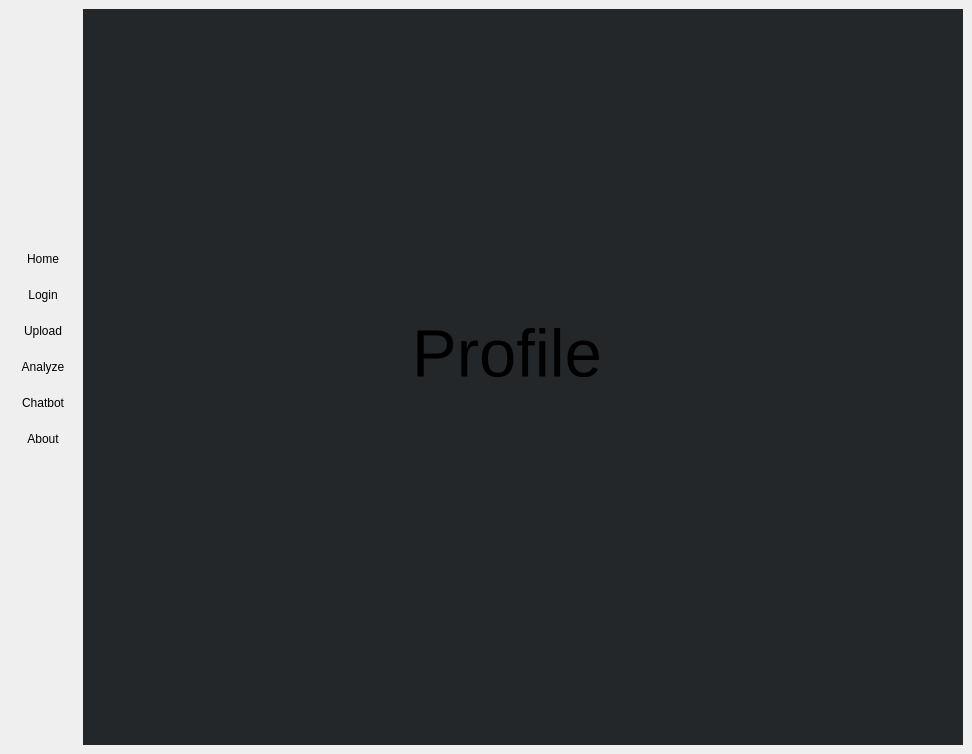
The window that UI/Master.ui (AtlasCJr/pfm) describes before a commit, drawn with Qt 5.
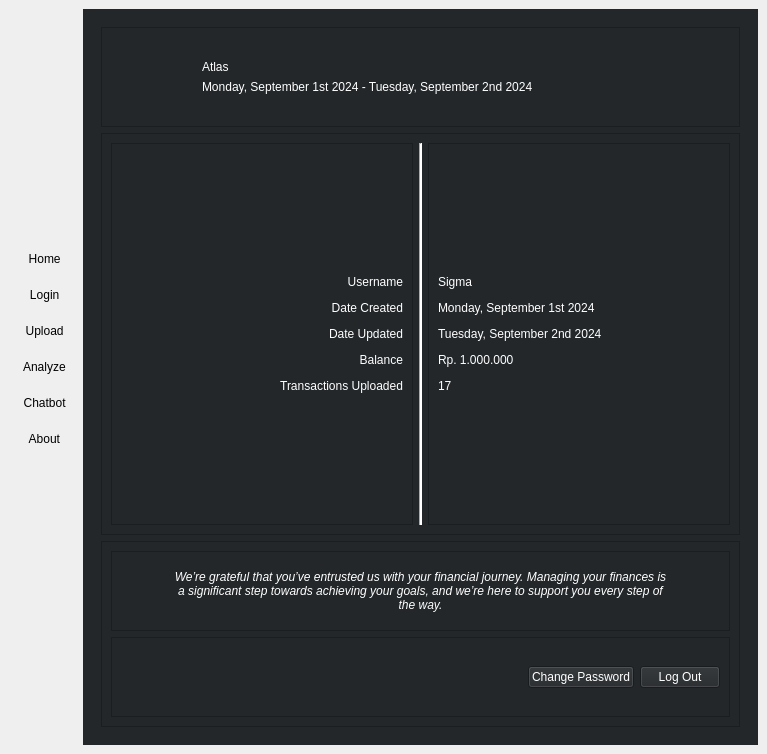
The same window after the commit. The open tabs and pages were chosen to show the change. Icons and pictures are not drawn.

Commit message: Added user page

Patch:
```diff
--- a/UI/Master.ui
+++ b/UI/Master.ui
@@ -6,7 +6,7 @@
    <rect>
     <x>0</x>
     <y>0</y>
-    <width>972</width>
+    <width>767</width>
     <height>754</height>
    </rect>
   </property>
@@ -1438,24 +1438,263 @@
           </layout>
          </widget>
          <widget class="QWidget" name="profile">
-          <widget class="QLabel" name="label_6">
-           <property name="geometry">
-            <rect>
-             <x>320</x>
-             <y>230</y>
-             <width>231</width>
-             <height>211</height>
-            </rect>
-           </property>
-           <property name="font">
-            <font>
-             <pointsize>50</pointsize>
-            </font>
-           </property>
-           <property name="text">
-            <string>Profile</string>
-           </property>
-          </widget>
+          <layout class="QVBoxLayout" name="verticalLayout_11">
+           <item>
+            <widget class="QFrame" name="frame_9">
+             <property name="sizePolicy">
+              <sizepolicy hsizetype="Preferred" vsizetype="Maximum">
+               <horstretch>0</horstretch>
+               <verstretch>0</verstretch>
+              </sizepolicy>
+             </property>
+             <property name="minimumSize">
+              <size>
+               <width>0</width>
+               <height>100</height>
+              </size>
+             </property>
+             <property name="frameShape">
+              <enum>QFrame::StyledPanel</enum>
+             </property>
+             <property name="frameShadow">
+              <enum>QFrame::Raised</enum>
+             </property>
+             <layout class="QVBoxLayout" name="verticalLayout_12">
+              <property name="leftMargin">
+               <number>100</number>
+              </property>
+              <item>
+               <widget class="QLabel" name="label_11">
+                <property name="styleSheet">
+                 <string notr="true">color: rgb(255, 255, 255);</string>
+                </property>
+                <property name="text">
+                 <string>Atlas</string>
+                </property>
+                <property name="alignment">
+                 <set>Qt::AlignBottom|Qt::AlignLeading|Qt::AlignLeft</set>
+                </property>
+               </widget>
+              </item>
+              <item>
+               <widget class="QLabel" name="label_6">
+                <property name="styleSheet">
+                 <string notr="true">color: rgb(255, 255, 255);</string>
+                </property>
+                <property name="text">
+                 <string>Monday, September 1st 2024 - Tuesday, September 2nd 2024</string>
+                </property>
+                <property name="alignment">
+                 <set>Qt::AlignLeading|Qt::AlignLeft|Qt::AlignTop</set>
+                </property>
+               </widget>
+              </item>
+             </layout>
+            </widget>
+           </item>
+           <item>
+            <widget class="QFrame" name="frame_10">
+             <property name="frameShape">
+              <enum>QFrame::StyledPanel</enum>
+             </property>
+             <property name="frameShadow">
+              <enum>QFrame::Raised</enum>
+             </property>
+             <layout class="QHBoxLayout" name="horizontalLayout_9">
+              <item>
+               <widget class="QFrame" name="frame_11">
+                <property name="frameShape">
+                 <enum>QFrame::StyledPanel</enum>
+                </property>
+                <property name="frameShadow">
+                 <enum>QFrame::Raised</enum>
+                </property>
+                <layout class="QVBoxLayout" name="verticalLayout_13">
+                 <item>
+                  <widget class="QLabel" name="label_12">
+                   <property name="styleSheet">
+                    <string notr="true">color: rgb(255, 255, 255);</string>
+                   </property>
+                   <property name="text">
+                    <string>&lt;html&gt;&lt;head/&gt;&lt;body&gt;&lt;p&gt;Username&lt;/p&gt;&lt;p&gt;Date Created&lt;/p&gt;&lt;p&gt;Date Updated&lt;/p&gt;&lt;p&gt;Balance&lt;/p&gt;&lt;p&gt;Transactions Uploaded&lt;/p&gt;&lt;/body&gt;&lt;/html&gt;</string>
+                   </property>
+                   <property name="alignment">
+                    <set>Qt::AlignRight|Qt::AlignTrailing|Qt::AlignVCenter</set>
+                   </property>
+                  </widget>
+                 </item>
+                </layout>
+               </widget>
+              </item>
+              <item>
+               <widget class="Line" name="line">
+                <property name="styleSheet">
+                 <string notr="true">background-color: rgb(255, 255, 255);</string>
+                </property>
+                <property name="orientation">
+                 <enum>Qt::Vertical</enum>
+                </property>
+               </widget>
+              </item>
+              <item>
+               <widget class="QFrame" name="frame_12">
+                <property name="frameShape">
+                 <enum>QFrame::StyledPanel</enum>
+                </property>
+                <property name="frameShadow">
+                 <enum>QFrame::Raised</enum>
+                </property>
+                <layout class="QHBoxLayout" name="horizontalLayout_12">
+                 <item>
+                  <widget class="QLabel" name="label_14">
+                   <property name="styleSheet">
+                    <string notr="true">color: rgb(255, 255, 255);</string>
+                   </property>
+                   <property name="text">
+                    <string>&lt;html&gt;&lt;head/&gt;&lt;body&gt;&lt;p&gt;Sigma&lt;/p&gt;&lt;p&gt;Monday, September 1st 2024&lt;/p&gt;&lt;p&gt;Tuesday, September 2nd 2024&lt;/p&gt;&lt;p&gt;Rp. 1.000.000&lt;/p&gt;&lt;p&gt;17&lt;/p&gt;&lt;/body&gt;&lt;/html&gt;</string>
+                   </property>
+                  </widget>
+                 </item>
+                </layout>
+               </widget>
+              </item>
+             </layout>
+            </widget>
+           </item>
+           <item>
+            <widget class="QFrame" name="frame_13">
+             <property name="sizePolicy">
+              <sizepolicy hsizetype="Preferred" vsizetype="Maximum">
+               <horstretch>0</horstretch>
+               <verstretch>0</verstretch>
+              </sizepolicy>
+             </property>
+             <property name="minimumSize">
+              <size>
+               <width>0</width>
+               <height>100</height>
+              </size>
+             </property>
+             <property name="frameShape">
+              <enum>QFrame::StyledPanel</enum>
+             </property>
+             <property name="frameShadow">
+              <enum>QFrame::Raised</enum>
+             </property>
+             <layout class="QVBoxLayout" name="verticalLayout_14">
+              <item>
+               <widget class="QFrame" name="frame_14">
+                <property name="sizePolicy">
+                 <sizepolicy hsizetype="Preferred" vsizetype="Preferred">
+                  <horstretch>0</horstretch>
+                  <verstretch>0</verstretch>
+                 </sizepolicy>
+                </property>
+                <property name="frameShape">
+                 <enum>QFrame::StyledPanel</enum>
+                </property>
+                <property name="frameShadow">
+                 <enum>QFrame::Raised</enum>
+                </property>
+                <layout class="QHBoxLayout" name="horizontalLayout_11">
+                 <item>
+                  <spacer name="horizontalSpacer_12">
+                   <property name="orientation">
+                    <enum>Qt::Horizontal</enum>
+                   </property>
+                   <property name="sizeType">
+                    <enum>QSizePolicy::Fixed</enum>
+                   </property>
+                   <property name="sizeHint" stdset="0">
+                    <size>
+                     <width>50</width>
+                     <height>20</height>
+                    </size>
+                   </property>
+                  </spacer>
+                 </item>
+                 <item>
+                  <widget class="QLabel" name="label_13">
+                   <property name="styleSheet">
+                    <string notr="true">color: rgb(255, 255, 255);
+</string>
+                   </property>
+                   <property name="text">
+                    <string>&lt;html&gt;&lt;head/&gt;&lt;body&gt;&lt;p align=&quot;center&quot;&gt;&lt;span style=&quot; font-style:italic;&quot;&gt;We’re grateful that you’ve entrusted us with your financial journey. Managing your finances is a significant step towards achieving your goals, and we’re here to support you every step of the way.&lt;/span&gt;&lt;/p&gt;&lt;/body&gt;&lt;/html&gt;</string>
+                   </property>
+                   <property name="wordWrap">
+                    <bool>true</bool>
+                   </property>
+                  </widget>
+                 </item>
+                 <item>
+                  <spacer name="horizontalSpacer_13">
+                   <property name="orientation">
+                    <enum>Qt::Horizontal</enum>
+                   </property>
+                   <property name="sizeType">
+                    <enum>QSizePolicy::Fixed</enum>
+                   </property>
+                   <property name="sizeHint" stdset="0">
+                    <size>
+                     <width>50</width>
+                     <height>20</height>
+                    </size>
+                   </property>
+                  </spacer>
+                 </item>
+                </layout>
+               </widget>
+              </item>
+              <item>
+               <widget class="QFrame" name="frame_15">
+                <property name="frameShape">
+                 <enum>QFrame::StyledPanel</enum>
+                </property>
+                <property name="frameShadow">
+                 <enum>QFrame::Raised</enum>
+                </property>
+                <layout class="QHBoxLayout" name="horizontalLayout_10">
+                 <item>
+                  <spacer name="horizontalSpacer_11">
+                   <property name="orientation">
+                    <enum>Qt::Horizontal</enum>
+                   </property>
+                   <property name="sizeHint" stdset="0">
+                    <size>
+                     <width>40</width>
+                     <height>20</height>
+                    </size>
+                   </property>
+                  </spacer>
+                 </item>
+                 <item>
+                  <widget class="QPushButton" name="pushButton_2">
+                   <property name="styleSheet">
+                    <string notr="true">color: rgb(255, 255, 255);</string>
+                   </property>
+                   <property name="text">
+                    <string>Change Password</string>
+                   </property>
+                  </widget>
+                 </item>
+                 <item>
+                  <widget class="QPushButton" name="pushButton">
+                   <property name="styleSheet">
+                    <string notr="true">color: rgb(255, 255, 255);</string>
+                   </property>
+                   <property name="text">
+                    <string>Log Out</string>
+                   </property>
+                  </widget>
+                 </item>
+                </layout>
+               </widget>
+              </item>
+             </layout>
+            </widget>
+           </item>
+          </layout>
          </widget>
          <widget class="QWidget" name="about">
           <layout class="QVBoxLayout" name="verticalLayout_6">
@@ -1656,7 +1895,7 @@
           <string notr="true">border: none;</string>
          </property>
          <property name="text">
-          <string>Home</string>
+          <string> Home</string>
          </property>
          <property name="icon">
           <iconset>
@@ -1679,7 +1918,7 @@
           <string notr="true">border: none;</string>
          </property>
          <property name="text">
-          <string>Login</string>
+          <string> Login</string>
          </property>
          <property name="icon">
           <iconset>
@@ -1702,7 +1941,7 @@
           <string notr="true">border: none;</string>
          </property>
          <property name="text">
-          <string>Upload</string>
+          <string> Upload</string>
          </property>
          <property name="icon">
           <iconset>
@@ -1725,7 +1964,7 @@
           <string notr="true">border: none;</string>
          </property>
          <property name="text">
-          <string>Analyze</string>
+          <string> Analyze</string>
          </property>
          <property name="icon">
           <iconset>
@@ -1748,7 +1987,7 @@
           <string notr="true">border: none;</string>
          </property>
          <property name="text">
-          <string>Chatbot</string>
+          <string> Chatbot</string>
          </property>
          <property name="icon">
           <iconset>
@@ -1771,7 +2010,7 @@
           <string notr="true">border: none;</string>
          </property>
          <property name="text">
-          <string>About</string>
+          <string> About</string>
          </property>
          <property name="icon">
           <iconset>
```
Left out of the diff: 29 changed lines with no effect on the pictures. The commit also changes 2 other files.
